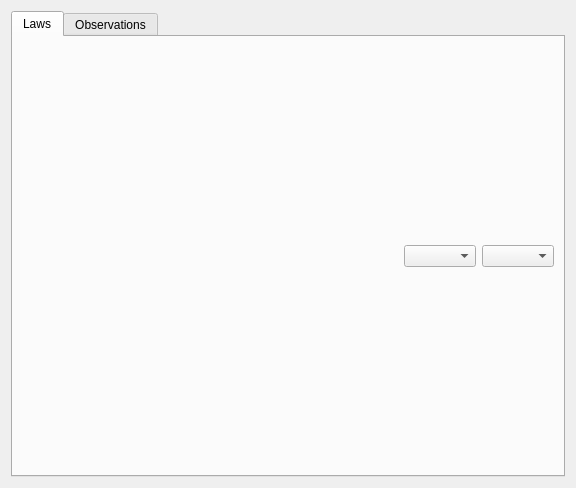
Old version of the form ui/ui_visu_law.ui in the repository Artelia/Mascaret.
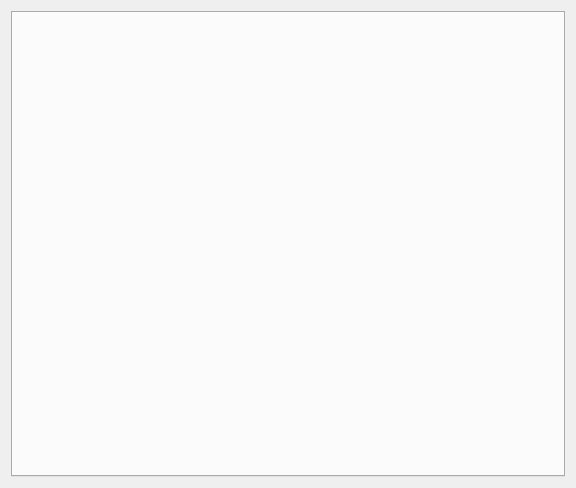
New version of the form.

Patch:
```diff
--- a/ui/ui_visu_law.ui
+++ b/ui/ui_visu_law.ui
@@ -19,80 +19,6 @@
      <property name="currentIndex">
       <number>0</number>
      </property>
-     <widget class="QWidget" name="tab">
-      <attribute name="title">
-       <string>Laws</string>
-      </attribute>
-      <layout class="QGridLayout" name="gridLayout_3">
-       <item row="0" column="1">
-        <layout class="QVBoxLayout" name="verticalLayout">
-         <item>
-          <layout class="QHBoxLayout" name="horizontalLayout">
-           <item>
-            <spacer name="horizontalSpacer">
-             <property name="orientation">
-              <enum>Qt::Horizontal</enum>
-             </property>
-             <property name="sizeHint" stdset="0">
-              <size>
-               <width>40</width>
-               <height>20</height>
-              </size>
-             </property>
-            </spacer>
-           </item>
-           <item>
-            <widget class="QComboBox" name="cb_event"/>
-           </item>
-           <item>
-            <widget class="QComboBox" name="cb_law"/>
-           </item>
-          </layout>
-         </item>
-         <item>
-          <layout class="QVBoxLayout" name="lay_graph_home"/>
-         </item>
-        </layout>
-       </item>
-      </layout>
-     </widget>
-     <widget class="QWidget" name="tab_2">
-      <attribute name="title">
-       <string>Observations</string>
-      </attribute>
-      <layout class="QGridLayout" name="gridLayout_2">
-       <item row="0" column="0">
-        <layout class="QVBoxLayout" name="verticalLayout_2">
-         <item>
-          <layout class="QHBoxLayout" name="horizontalLayout_2">
-           <item>
-            <spacer name="horizontalSpacer_2">
-             <property name="orientation">
-              <enum>Qt::Horizontal</enum>
-             </property>
-             <property name="sizeHint" stdset="0">
-              <size>
-               <width>40</width>
-               <height>20</height>
-              </size>
-             </property>
-            </spacer>
-           </item>
-           <item>
-            <widget class="QComboBox" name="cb_event2"/>
-           </item>
-           <item>
-            <widget class="QComboBox" name="cb_obs"/>
-           </item>
-          </layout>
-         </item>
-         <item>
-          <layout class="QVBoxLayout" name="lay_graph_home_2"/>
-         </item>
-        </layout>
-       </item>
-      </layout>
-     </widget>
     </widget>
    </item>
   </layout>
```
Left out of the diff: 4 changed lines with no effect on the pictures.
